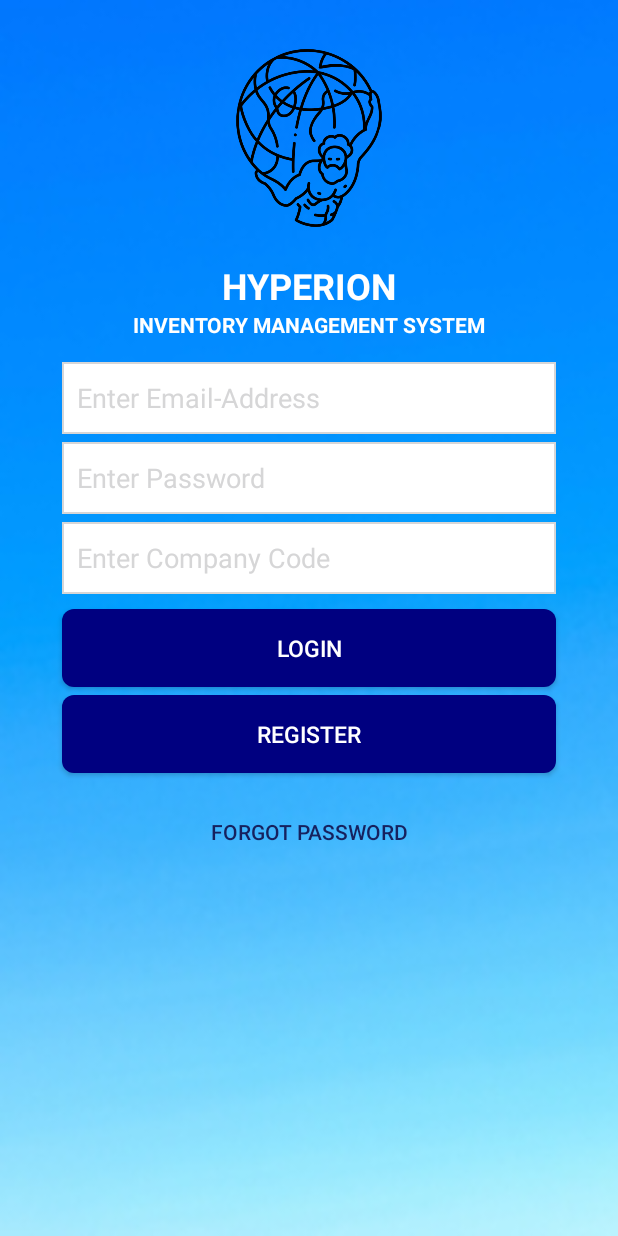
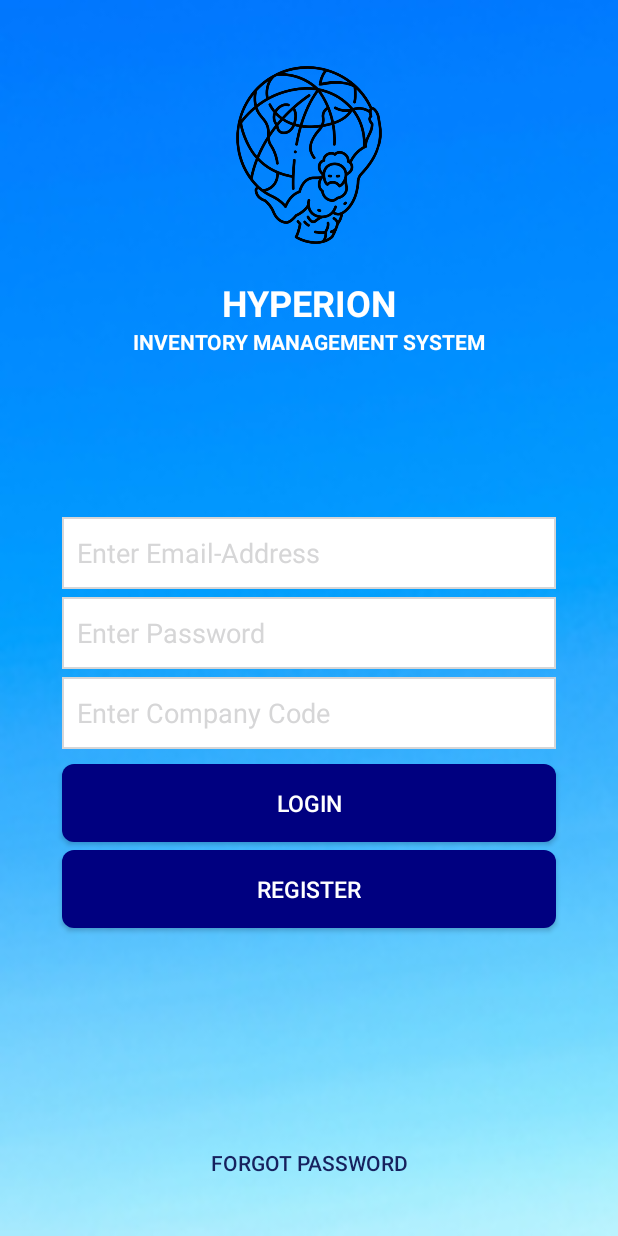
Before and after one commit to EstradaC01/InventoryManagementSystem, an Android app: the Login screen opened directly, with no data from a screen before it, on a phone screen of 412 x 824 dp. Run offline under Robolectric (Android 15) with nearby library versions, the phone set to English and light mode, and no system bars; our stand-ins replace Firebase (no records; nobody signed in at launch, a user with empty details on screens opened directly); Roboto replaces fonts that are not available here.

Commit message:
Login UI now supports any screen size.

```diff
--- a/app/src/main/res/layout/activity_login.xml
+++ b/app/src/main/res/layout/activity_login.xml
@@ -1,16 +1,10 @@
 <?xml version="1.0" encoding="utf-8"?>
-<ScrollView
-    xmlns:android="http://schemas.android.com/apk/res/android"
+<androidx.constraintlayout.widget.ConstraintLayout xmlns:android="http://schemas.android.com/apk/res/android"
     xmlns:app="http://schemas.android.com/apk/res-auto"
     xmlns:tools="http://schemas.android.com/tools"
-    android:background="@drawable/blue_android_background"
-    android:layout_height="match_parent"
-    android:layout_width="match_parent">
-
-    <androidx.constraintlayout.widget.ConstraintLayout
     android:layout_width="match_parent"
     android:layout_height="match_parent"
-        tools:context=".Login">
+    android:background="@drawable/blue_android_background">
 
     <ImageView
         android:id="@+id/idImageLogo"
@@ -28,8 +22,8 @@
         android:id="@+id/idTvTitle"
         android:layout_width="wrap_content"
         android:layout_height="0dp"
+        android:layout_marginTop="20dp"
         android:text="Hyperion"
-            android:layout_marginTop="20dp"
         android:textAllCaps="true"
         android:textColor="@color/white"
         android:textSize="24sp"
@@ -56,6 +50,7 @@
         android:id="@+id/idEdtLoginEmail"
         android:layout_width="0dp"
         android:layout_height="wrap_content"
+        android:layout_marginTop="15dp"
         android:background="@drawable/edit_text_border_2"
         android:ems="10"
         android:hint="Enter Email-Address"
@@ -63,17 +58,17 @@
         android:inputType="textEmailAddress"
         android:minHeight="48dp"
         android:padding="10dp"
-            android:layout_marginTop="15dp"
         android:textColor="@color/colorPrimary"
         android:textColorHint="@color/colorPrimary"
         app:layout_constraintEnd_toEndOf="@id/textViewButtonsGuidelineEnd"
         app:layout_constraintStart_toStartOf="@id/textViewButtonsGuidelineStart"
-            app:layout_constraintTop_toBottomOf="@+id/idTvSubtitle" />
+        app:layout_constraintTop_toBottomOf="@id/guidelineMiddlescreen" />
 
     <EditText
         android:id="@+id/idEdtLoginPassword"
         android:layout_width="0dp"
         android:layout_height="wrap_content"
+        android:layout_marginTop="5dp"
         android:background="@drawable/edit_text_border_2"
         android:ems="10"
         android:hint="Enter Password"
@@ -81,7 +76,6 @@
         android:inputType="textPassword"
         android:minHeight="48dp"
         android:padding="10dp"
-            android:layout_marginTop="5dp"
         android:textColor="@color/colorPrimary"
         android:textColorHint="@color/colorPrimary"
         app:layout_constraintEnd_toEndOf="@id/textViewButtonsGuidelineEnd"
@@ -92,6 +86,7 @@
         android:id="@+id/idEdtLoginScreenCompanyCode"
         android:layout_width="0dp"
         android:layout_height="wrap_content"
+        android:layout_marginTop="5dp"
         android:background="@drawable/edit_text_border_2"
         android:ems="10"
         android:hint="Enter Company Code"
@@ -99,7 +94,6 @@
         android:inputType="text"
         android:minHeight="48dp"
         android:padding="10dp"
-            android:layout_marginTop="5dp"
         android:textColor="@color/colorPrimary"
         android:textColorHint="@color/colorPrimary"
         app:layout_constraintEnd_toEndOf="@id/textViewButtonsGuidelineEnd"
@@ -110,13 +104,13 @@
         android:id="@+id/idLoginBtn"
         android:layout_width="0dp"
         android:layout_height="wrap_content"
+        android:layout_marginTop="10dp"
         android:background="@drawable/button_navyblue"
         android:padding="15dp"
         android:text="Login"
         android:textAllCaps="true"
         android:textColor="#ffffff"
         android:textSize="15sp"
-            android:layout_marginTop="10dp"
         app:layout_constraintEnd_toEndOf="@id/textViewButtonsGuidelineEnd"
         app:layout_constraintStart_toStartOf="@id/textViewButtonsGuidelineStart"
         app:layout_constraintTop_toBottomOf="@+id/idEdtLoginScreenCompanyCode" />
@@ -125,13 +119,13 @@
         android:id="@+id/idRegisterBtn"
         android:layout_width="0dp"
         android:layout_height="wrap_content"
+        android:layout_marginTop="5dp"
         android:background="@drawable/button_navyblue"
         android:padding="15dp"
         android:text="Register"
         android:textAllCaps="true"
         android:textColor="#ffffff"
         android:textSize="15sp"
-            android:layout_marginTop="5dp"
         app:layout_constraintEnd_toEndOf="@id/textViewButtonsGuidelineEnd"
         app:layout_constraintStart_toStartOf="@id/textViewButtonsGuidelineStart"
         app:layout_constraintTop_toBottomOf="@+id/idLoginBtn" />
@@ -140,14 +134,13 @@
         android:id="@+id/idforgotpasswordbtn"
         android:layout_width="wrap_content"
         android:layout_height="wrap_content"
+        android:layout_marginTop="15dp"
         android:background="#00FFFFFF"
         android:text="Forgot Password"
         android:textColor="#16215E"
-            android:layout_marginTop="15dp"
         app:layout_constraintBottom_toTopOf="@id/parentGuidelinebottom"
         app:layout_constraintEnd_toEndOf="@+id/idRegisterBtn"
-            app:layout_constraintStart_toStartOf="@+id/idRegisterBtn"
-            app:layout_constraintTop_toBottomOf="@+id/idRegisterBtn" />
+        app:layout_constraintStart_toStartOf="@+id/idRegisterBtn" />
 
     <androidx.constraintlayout.widget.Guideline
         android:id="@+id/logoGuidelineStart"
@@ -191,6 +184,12 @@
         android:orientation="vertical"
         app:layout_constraintGuide_percent=".90" />
 
+    <androidx.constraintlayout.widget.Guideline
+        android:id="@+id/guidelineMiddlescreen"
+        android:layout_width="wrap_content"
+        android:layout_height="wrap_content"
+        android:orientation="horizontal"
+        app:layout_constraintGuide_percent=".4" />
+
 
 </androidx.constraintlayout.widget.ConstraintLayout>
-</ScrollView>
```
Lines whose indentation alone changed are shown as unchanged.
